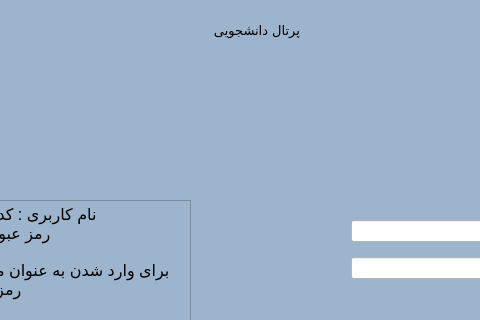
The window that mainwindow.ui (AliRn76/Student-Portal) describes before a commit, drawn with Qt 5; both pictures show x 360 to 840 and y 0 to 320 of the 1200 by 650 pixel window.
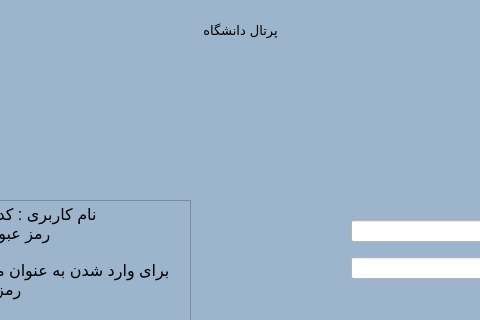
The same window after the commit.

Commit message: Ali - 7-7-2019 - Debug 1

```diff
--- a/mainwindow.ui
+++ b/mainwindow.ui
@@ -38,9 +38,9 @@
    <widget class="QLabel" name="label">
     <property name="geometry">
      <rect>
-      <x>540</x>
+      <x>550</x>
       <y>10</y>
-      <width>120</width>
+      <width>101</width>
       <height>41</height>
      </rect>
     </property>
@@ -51,7 +51,10 @@
      </font>
     </property>
     <property name="text">
-     <string>پرتال دانشجویی</string>
+     <string>پرتال دانشگاه</string>
+    </property>
+    <property name="alignment">
+     <set>Qt::AlignCenter</set>
     </property>
    </widget>
    <widget class="QTextBrowser" name="textBrowser">
```
